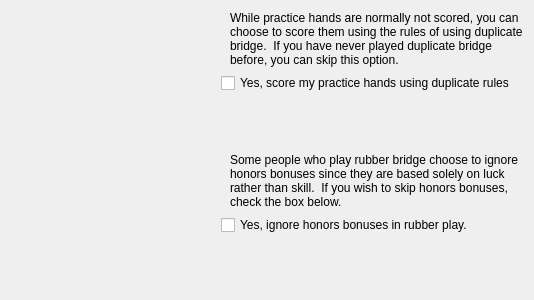
This is ZBridge/cprogconfiggamemechanicspage.ui in erik-knudsen/BridgeZ as Qt 5 draws it before an edit. The edited form follows.
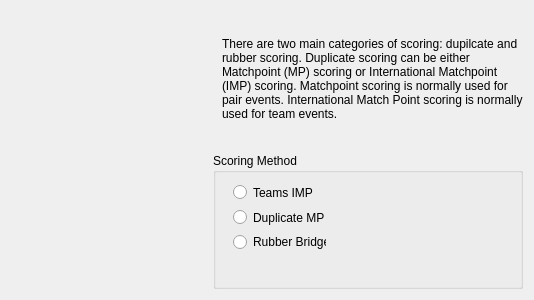
This is the edited form. Icons and pictures are not drawn.

Patch:
```diff
--- a/ZBridge/cprogconfiggamemechanicspage.ui
+++ b/ZBridge/cprogconfiggamemechanicspage.ui
@@ -37,7 +37,7 @@
           </size>
          </property>
          <property name="text">
-          <string>While practice hands are normally not scored, you can choose to score them using the rules of using duplicate bridge.  If you have never played duplicate bridge before, you can skip this option.</string>
+          <string>There are two main categories of scoring: dupilcate and rubber scoring. Duplicate scoring can be either Matchpoint (MP) scoring or International Matchpoint (IMP) scoring. Matchpoint scoring is normally used for pair events. International Match Point scoring is normally used for team events.</string>
          </property>
          <property name="wordWrap">
           <bool>true</bool>
@@ -48,63 +48,44 @@
         </widget>
        </item>
        <item>
-        <widget class="QCheckBox" name="usingDuplicateScoring">
-         <property name="text">
-          <string>Yes, score my practice hands using duplicate rules</string>
+        <widget class="QGroupBox" name="groupBox">
+         <property name="title">
+          <string>Scoring Method</string>
          </property>
-        </widget>
-       </item>
-       <item>
-        <spacer name="verticalSpacer">
-         <property name="orientation">
-          <enum>Qt::Vertical</enum>
-         </property>
-         <property name="sizeHint" stdset="0">
-          <size>
-           <width>20</width>
-           <height>40</height>
-          </size>
-         </property>
-        </spacer>
-       </item>
+         <widget class="QWidget" name="">
+          <property name="geometry">
+           <rect>
+            <x>20</x>
+            <y>30</y>
+            <width>93</width>
+            <height>68</height>
+           </rect>
+          </property>
+          <layout class="QVBoxLayout" name="verticalLayout_3">
        <item>
-        <widget class="QLabel" name="label_3">
-         <property name="maximumSize">
-          <size>
-           <width>310</width>
-           <height>16777215</height>
-          </size>
-         </property>
+            <widget class="QRadioButton" name="teamsIMP">
          <property name="text">
-          <string>Some people who play rubber bridge choose to ignore honors bonuses since they are based solely on luck rather than skill.  If you wish to skip honors bonuses, check the box below.</string>
-         </property>
-         <property name="wordWrap">
-          <bool>true</bool>
-         </property>
-         <property name="indent">
-          <number>9</number>
-         </property>
+              <string>Teams IMP</string>
+             </property>
         </widget>
        </item>
        <item>
-        <widget class="QCheckBox" name="scoreHonorsBonuses">
+            <widget class="QRadioButton" name="duplicateMP">
          <property name="text">
-          <string>Yes, ignore honors bonuses in rubber play.</string>
+              <string>Duplicate MP</string>
          </property>
         </widget>
        </item>
        <item>
-        <spacer name="verticalSpacer_2">
-         <property name="orientation">
-          <enum>Qt::Vertical</enum>
-         </property>
-         <property name="sizeHint" stdset="0">
-          <size>
-           <width>20</width>
-           <height>40</height>
-          </size>
-         </property>
-        </spacer>
+            <widget class="QRadioButton" name="rubberBridge">
+             <property name="text">
+              <string>Rubber Bridge</string>
+             </property>
+            </widget>
+           </item>
+          </layout>
+         </widget>
+        </widget>
        </item>
       </layout>
      </item>
```
Lines whose indentation alone changed are shown as unchanged.
